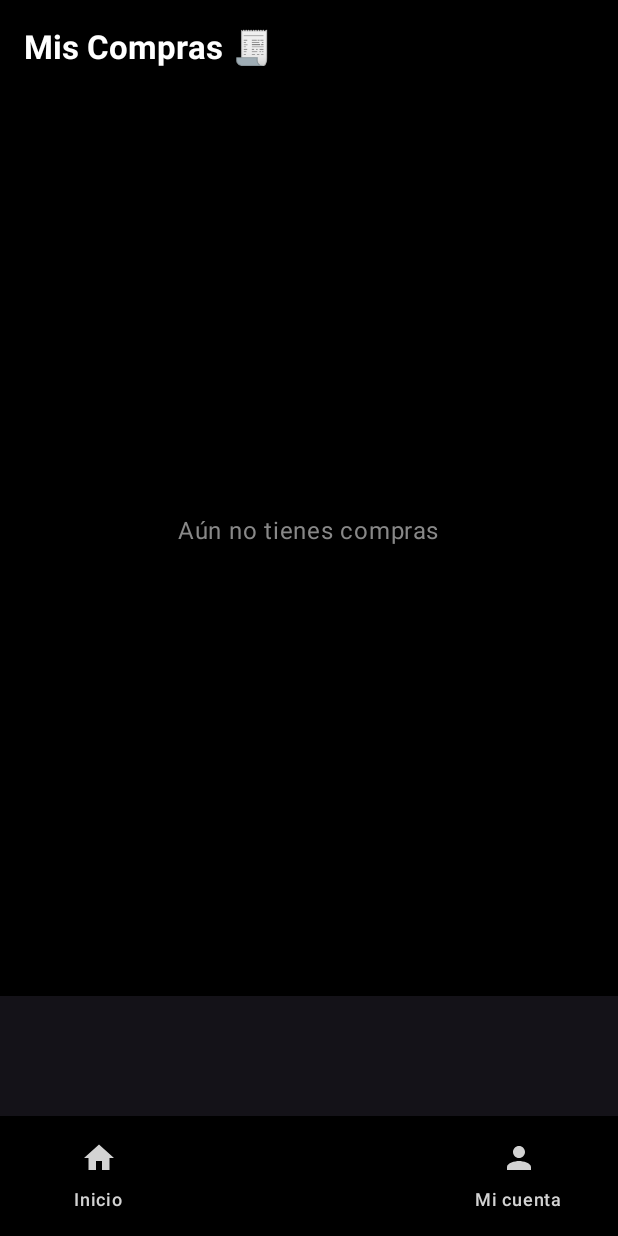
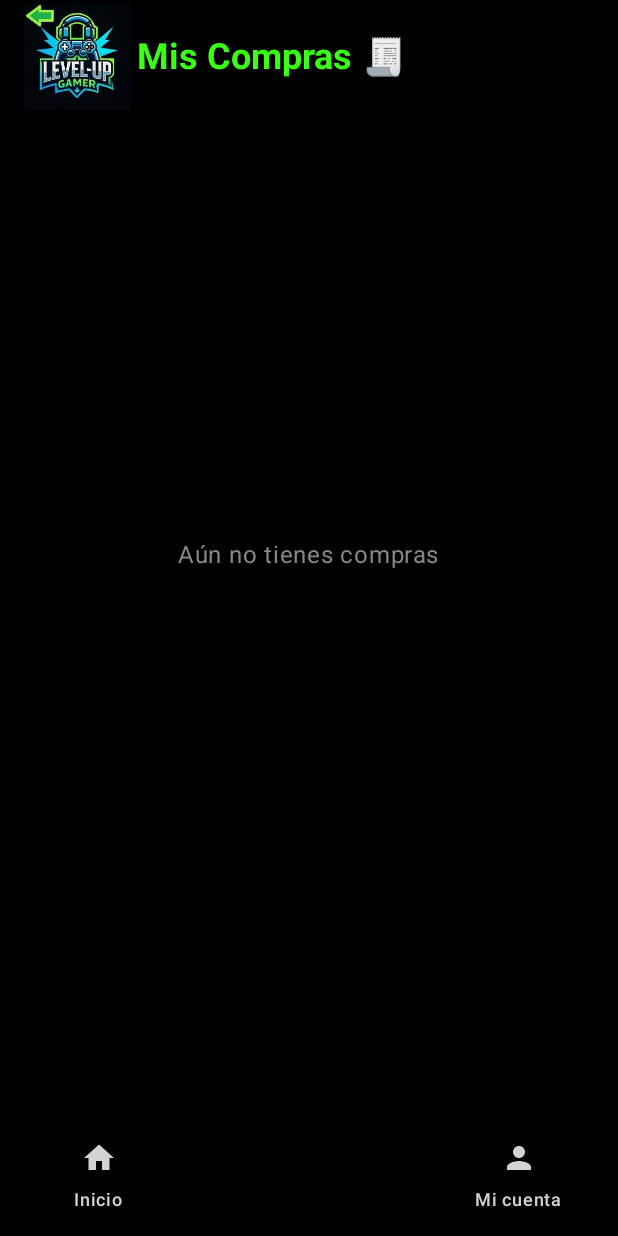
Before and after one commit to SebaOre/kotlin_app_levelup, an Android app built with Jetpack Compose: the MisComprasScreen screen opened through its navigation route, on a phone screen of 412 x 824 dp. Run offline under Robolectric (Android 15) with nearby library versions, the phone set to English and light mode, and no system bars; our stand-ins replace Room's generated code.

Commit message:
mini fix
Compras volver

```diff
--- a/app/src/main/java/com/example/kotlin_app_levelup/MainActivity.kt
+++ b/app/src/main/java/com/example/kotlin_app_levelup/MainActivity.kt
@@ -56,8 +56,12 @@ class MainActivity : ComponentActivity() {
 
                         // 🔁 Categorías -> Mis Compras
                         composable("miscompras") {
-                            MisComprasScreen(modifier = Modifier.padding(padding))
+                            MisComprasScreen(
+                                navController = navController,
+                                modifier = Modifier.padding(padding)
+                            )
                         }
+
 
                         composable("perfil") {
                             PerfilScreen(
--- a/app/src/main/java/com/example/kotlin_app_levelup/ui/screens/Compras/MisComprasScreen.kt
+++ b/app/src/main/java/com/example/kotlin_app_levelup/ui/screens/Compras/MisComprasScreen.kt
@@ -2,6 +2,7 @@ package com.example.kotlin_app_levelup.ui.screens.miscompras
 
 import androidx.compose.foundation.Image
 import androidx.compose.foundation.background
+import androidx.compose.foundation.clickable
 import androidx.compose.foundation.layout.*
 import androidx.compose.foundation.lazy.LazyColumn
 import androidx.compose.foundation.lazy.items
@@ -14,20 +15,24 @@ import androidx.compose.ui.draw.clip
 import androidx.compose.ui.graphics.Color
 import androidx.compose.ui.layout.ContentScale
 import androidx.compose.ui.platform.LocalContext
+import androidx.compose.ui.res.painterResource
 import androidx.compose.ui.text.font.FontWeight
 import androidx.compose.ui.unit.dp
 import androidx.compose.ui.unit.sp
-import coil.compose.rememberAsyncImagePainter
+import androidx.navigation.NavController
+import com.example.kotlin_app_levelup.R
 import com.example.kotlin_app_levelup.data.local.AppDatabase
 import com.example.kotlin_app_levelup.data.local.PurchaseEntity
 import com.example.kotlin_app_levelup.data.local.PurchaseItemEntity
 import java.text.SimpleDateFormat
 import java.util.*
 
-
-
+@OptIn(ExperimentalMaterial3Api::class)
 @Composable
-fun MisComprasScreen(modifier: Modifier = Modifier) {
+fun MisComprasScreen(
+    navController: NavController,
+    modifier: Modifier = Modifier
+) {
     val context = LocalContext.current
     val db = remember { AppDatabase.getDatabase(context) }
 
@@ -36,37 +41,51 @@ fun MisComprasScreen(modifier: Modifier = Modifier) {
 
     // 🔁 Carga inicial (Room)
     LaunchedEffect(Unit) {
-        try {
         val allPurchases = db.purchaseDao().getAll().sortedByDescending { it.createdAt }
         val mapa = mutableMapOf<Long, List<PurchaseItemEntity>>()
         for (p in allPurchases) {
+            // ajusta el nombre si tu DAO usa otro (getByPurchaseId, etc.)
             mapa[p.id] = db.purchaseItemDao().getByPurchase(p.id)
         }
         purchases = allPurchases
         itemsByPurchase = mapa
-        } catch (e: Exception) {
-            e.printStackTrace()
-        }
     }
 
     val fmt = remember { SimpleDateFormat("dd-MM-yyyy HH:mm", Locale.getDefault()) }
 
+    Scaffold(
+        topBar = {
+            TopAppBar(
+                title = {
+                    Row(verticalAlignment = Alignment.CenterVertically) {
+                        Image(
+                            painter = painterResource(id = R.drawable.logo_volver),
+                            contentDescription = "Volver",
+                            modifier = Modifier
+                                .size(75.dp)
+                                .padding(end = 4.dp)
+                                .clickable { navController.popBackStack() }
+                        )
+                        Text(
+                            text = "Mis Compras 🧾",
+                            color = Color(0xFF39FF14),
+                            style = MaterialTheme.typography.headlineSmall,
+                            fontWeight = FontWeight.Bold
+                        )
+                    }
+                },
+                colors = TopAppBarDefaults.topAppBarColors(containerColor = Color.Black)
+            )
+        },
+        containerColor = Color.Black
+    ) { inner ->
         Column(
             modifier = modifier
                 .fillMaxSize()
                 .background(Color.Black)
+                .padding(inner)
                 .padding(16.dp)
         ) {
-        Text(
-            text = "Mis Compras 🧾",
-            color = Color.White,
-            fontSize = 22.sp,
-            style = MaterialTheme.typography.headlineSmall,
-            fontWeight = FontWeight.Bold
-        )
-
-        Spacer(Modifier.height(12.dp))
-
             if (purchases.isEmpty()) {
                 Box(Modifier.fillMaxSize(), contentAlignment = Alignment.Center) {
                     Text("Aún no tienes compras", color = Color.Gray)
@@ -99,7 +118,7 @@ fun MisComprasScreen(modifier: Modifier = Modifier) {
                                         .padding(vertical = 4.dp)
                                 ) {
                                     Image(
-                                    painter = rememberAsyncImagePainter(model = item.imageRes),
+                                        painter = painterResource(id = item.imageRes),
                                         contentDescription = item.productName,
                                         modifier = Modifier
                                             .size(60.dp)
@@ -133,6 +152,6 @@ fun MisComprasScreen(modifier: Modifier = Modifier) {
             }
         }
     }
+}
 
-private fun formatPrice(n: Int): String =
-    "%,d".format(n).replace(',', '.')
+private fun formatPrice(n: Int): String = "%,d".format(n).replace(',', '.')
```
Lines whose indentation alone changed are shown as unchanged.
